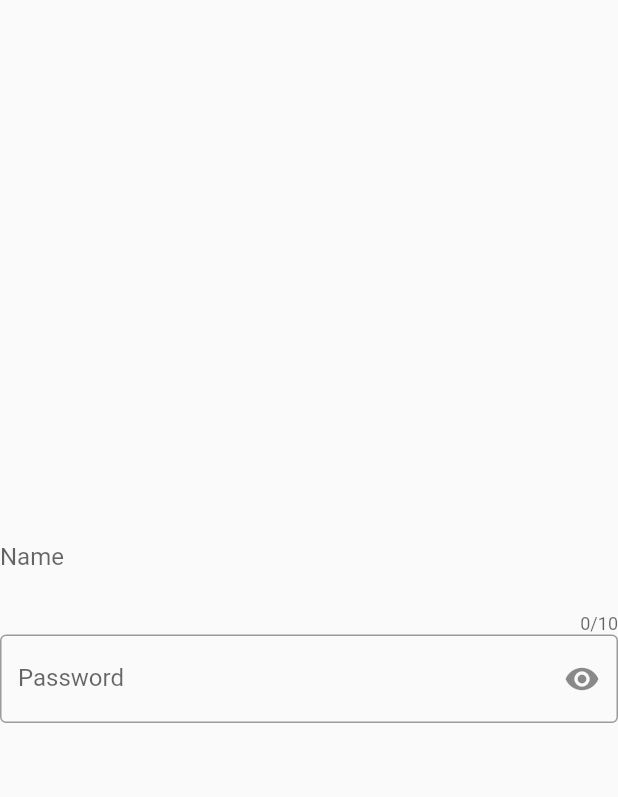
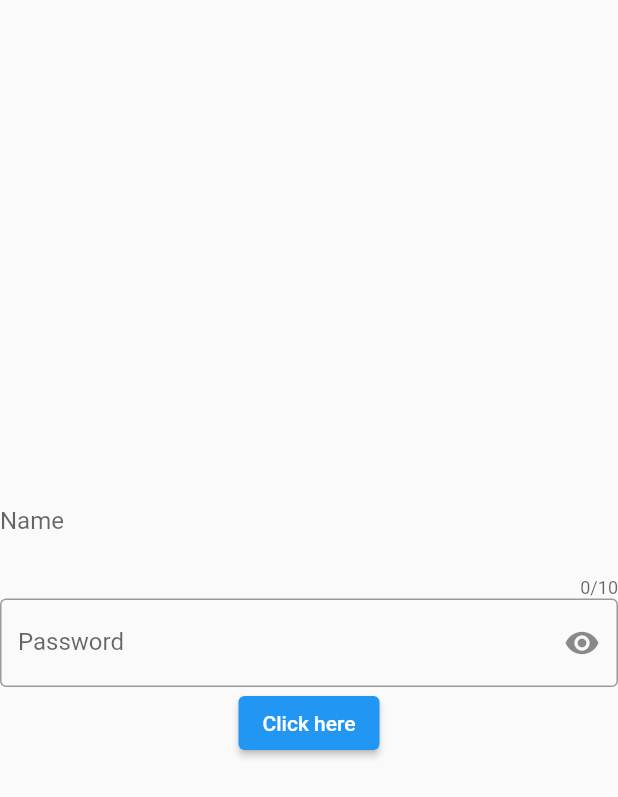
Before and after one commit to sangam-giri/TextField, a Flutter app: the screen it shows after launch, on a phone screen of 412 x 824 dp. Shown: the top 797 px of the screen. Run offline on Flutter 3.47's test engine with Material 2 defaults, Android fonts, the phone set to English and light mode, and no system bars.

```diff
--- a/lib/home_page.dart
+++ b/lib/home_page.dart
@@ -12,6 +12,9 @@ class HomePage extends StatefulWidget {
 class _HomePageState extends State<HomePage> {
 
   bool _secureText = true;
+  TextEditingController _passwordController = TextEditingController();
+
+
   @override
   Widget build(BuildContext context) {
     return Scaffold(
@@ -58,10 +61,15 @@ class _HomePageState extends State<HomePage> {
             ),
 
           TextField(
+          controller: _passwordController,
             decoration: InputDecoration(
               hintText: "Password",
             labelText: "Password",
             border: OutlineInputBorder(),
+
+            // errorText: null,
+
+
 
             suffixIcon: IconButton(onPressed: (){
               setState(() {
@@ -75,6 +83,12 @@ class _HomePageState extends State<HomePage> {
 
             obscureText: _secureText,
           ),
+
+          ElevatedButton(onPressed: (){
+            print(_passwordController.text);
+
+          },
+          child: Text("Click here"),),
         ],
         mainAxisAlignment: MainAxisAlignment.center,
       ),
```
